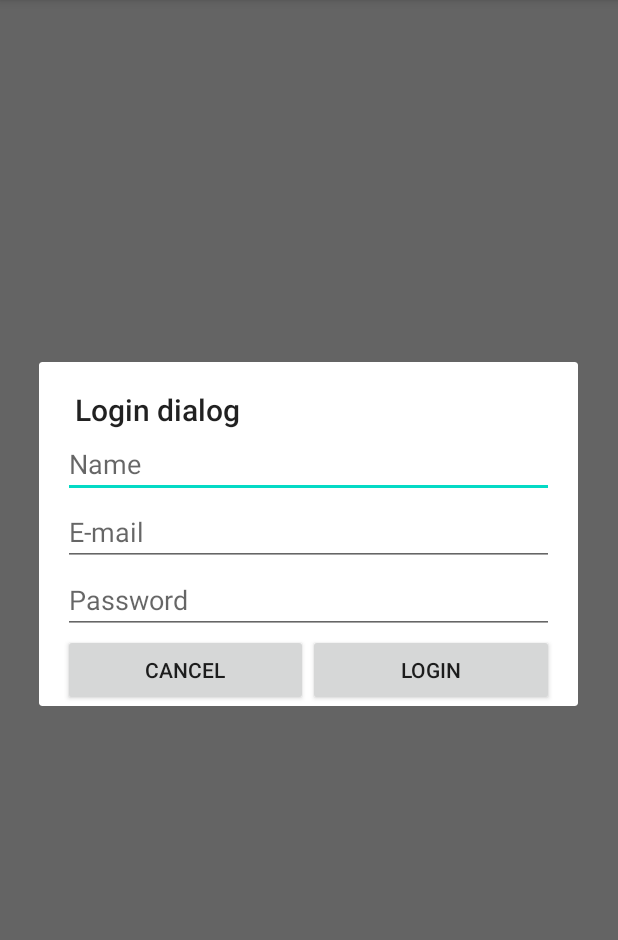
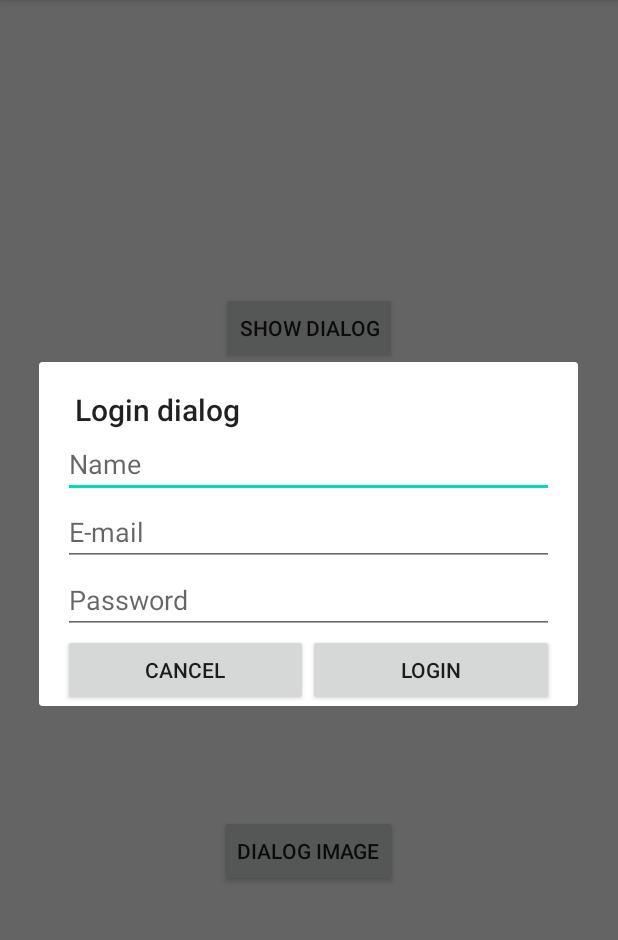
Before and after one commit to VictoriaMolina/Moviles2020, an Android app: the Dialogs screen opened directly, with no data from a screen before it, after a tap on "SHOW DIALOG", on a phone screen of 412 x 824 dp, the part 84-1024 px from its top. Run offline under Robolectric (Android 15) with nearby library versions, the phone set to English and light mode, and no system bars.

Commit message:
Se agrega cambios en la practica de Dialog.

```diff
--- a/Victoria2020/app/src/main/res/layout/activity_dialogs.xml
+++ b/Victoria2020/app/src/main/res/layout/activity_dialogs.xml
@@ -13,9 +13,9 @@
         android:text="Show dialog"
         app:layout_constraintBottom_toBottomOf="parent"
         app:layout_constraintEnd_toEndOf="parent"
-        app:layout_constraintHorizontal_bias="0.5"
         app:layout_constraintStart_toStartOf="parent"
-        app:layout_constraintTop_toTopOf="parent" />
+        app:layout_constraintTop_toTopOf="parent"
+        app:layout_constraintVertical_bias="0.27" />
 
     <TextView
         android:id="@+id/txtDialog"
@@ -25,4 +25,15 @@
         app:layout_constraintTop_toBottomOf="@+id/btnShow"
         app:layout_constraintVertical_bias="0.198"
         tools:layout_editor_absoluteX="56dp" />
+
+    <Button
+        android:id="@+id/btnImage"
+        android:layout_width="wrap_content"
+        android:layout_height="wrap_content"
+        android:layout_marginTop="68dp"
+        android:text="Dialog Image"
+        app:layout_constraintEnd_toEndOf="parent"
+        app:layout_constraintHorizontal_bias="0.498"
+        app:layout_constraintStart_toStartOf="parent"
+        app:layout_constraintTop_toBottomOf="@+id/txtDialog" />
 </androidx.constraintlayout.widget.ConstraintLayout>
--- a/Victoria2020/app/src/main/res/layout/dialog_login.xml
+++ b/Victoria2020/app/src/main/res/layout/dialog_login.xml
@@ -1,7 +1,7 @@
 <?xml version="1.0" encoding="utf-8"?>
 <LinearLayout xmlns:android="http://schemas.android.com/apk/res/android"
     xmlns:app="http://schemas.android.com/apk/res-auto"
-    android:id="@+id/btnLogin"
+    android:id="@+id/LinearLayout"
     android:layout_width="match_parent"
     android:layout_height="match_parent"
     android:orientation="vertical"
@@ -50,5 +50,6 @@
             android:layout_height="wrap_content"
             android:layout_weight="1"
             android:text="Login" />
+
     </LinearLayout>
 </LinearLayout>
```
Also changed, not shown: Victoria2020/app/src/main/java/com/example/victoria2020/Dialogs.kt (+14 -1 lines), Victoria2020/app/src/main/res/layout/activity_main.xml (+7 -1 lines), Victoria2020/app/src/main/res/layout/dialog_image.xml (added, +29 -0 lines).
